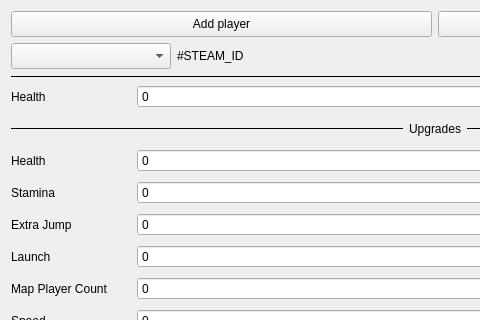
The window that src/widgets/playerwidget/playerwidget.ui (XZSt4nce/repo-save-editor) describes before a commit, drawn with Qt 5; both pictures show x 0 to 480 and y 0 to 320 of the 870 by 473 pixel window.
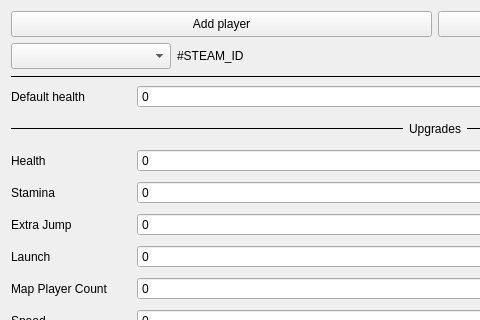
The same window after the commit. Custom widgets are drawn as their Qt base class.

Diff of the .ui file:
```diff
--- a/src/widgets/playerwidget/playerwidget.ui
+++ b/src/widgets/playerwidget/playerwidget.ui
@@ -211,7 +211,7 @@
             </size>
            </property>
            <property name="text">
-            <string>Health</string>
+            <string>Default health</string>
            </property>
           </widget>
          </item>
```
